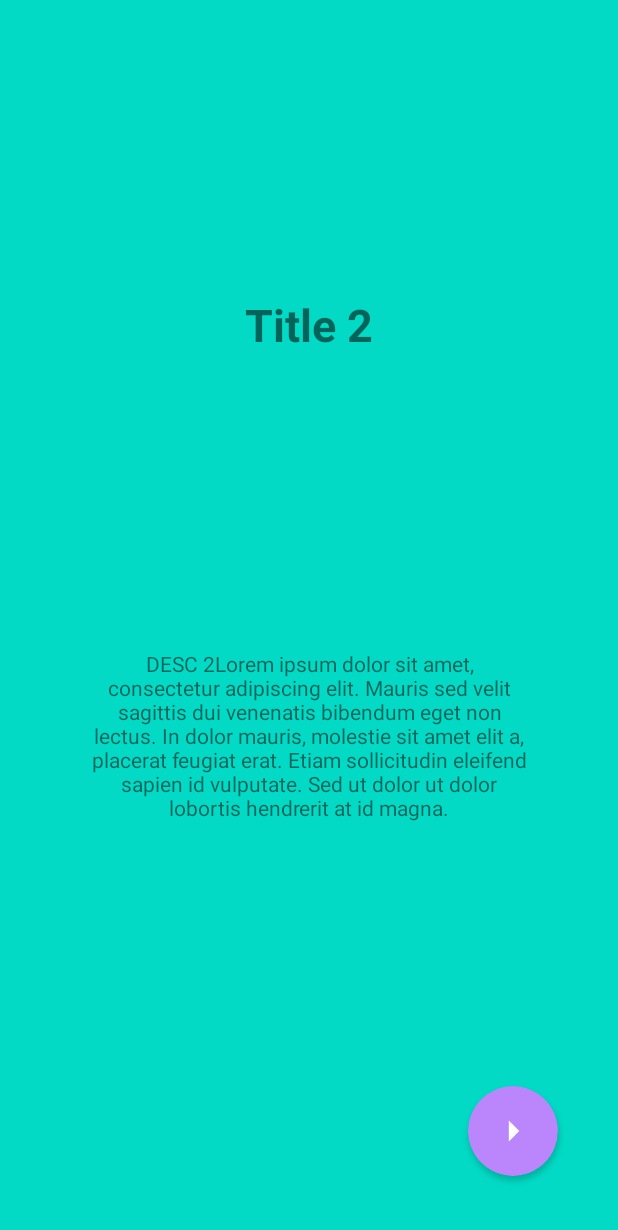
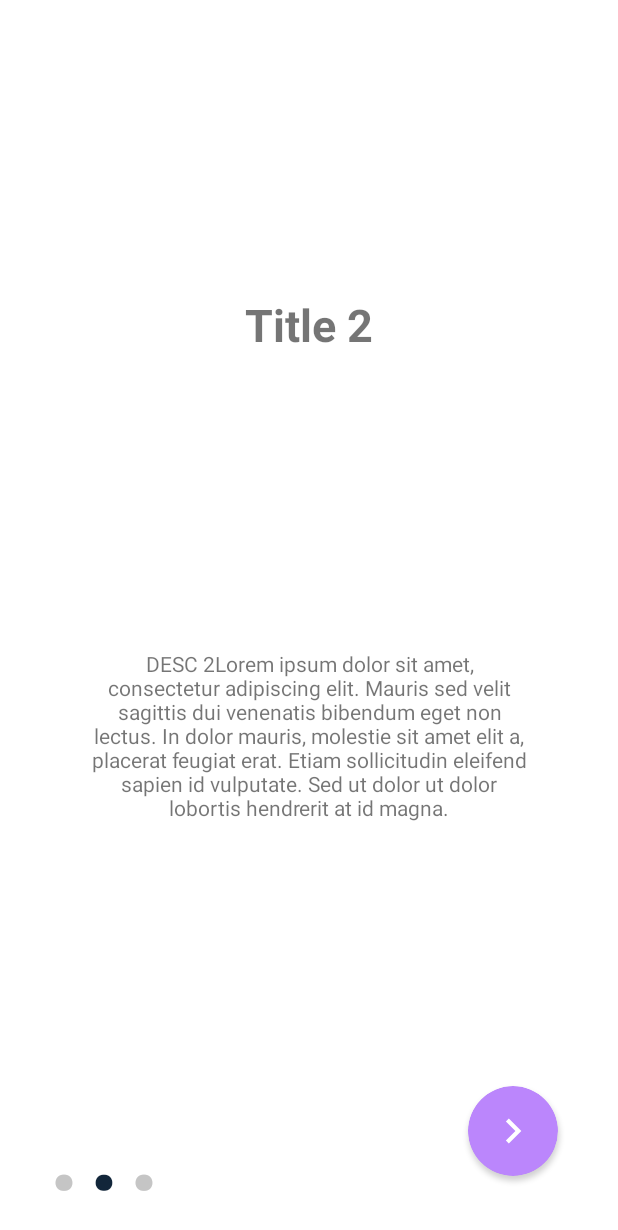
Before and after one commit to SheenAmol141/ParkingManagerDrawer, an Android app: the screen it shows after launch (OnboardingActivity), after a tap on an icon or button, on a phone screen of 412 x 824 dp. Shown: the top 1230 px of the screen. Run offline under Robolectric (Android 15) with nearby library versions, the phone set to English and light mode, and no system bars.

Commit message:
added dots and arrow card button update

```diff
--- a/app/src/main/java/com/sheenjoshuaamol/parkingmanagerdrawer/OnboardingActivity.java
+++ b/app/src/main/java/com/sheenjoshuaamol/parkingmanagerdrawer/OnboardingActivity.java
@@ -1,13 +1,18 @@
 package com.sheenjoshuaamol.parkingmanagerdrawer;
 
 import androidx.appcompat.app.AppCompatActivity;
+import androidx.appcompat.widget.LinearLayoutCompat;
 import androidx.cardview.widget.CardView;
 import androidx.viewpager.widget.ViewPager;
 
 import android.content.Intent;
 import android.os.Bundle;
+import android.text.Html;
 import android.util.Log;
 import android.view.View;
+import android.widget.ImageView;
+import android.widget.LinearLayout;
+import android.widget.TextView;
 
 import com.sheenjoshuaamol.parkingmanagerdrawer.ui.ObAdapter;
 
@@ -17,6 +22,8 @@ public class OnboardingActivity extends AppCompatActivity {
     private ViewPager pager;
 
     CardView nextBT;
+    private LinearLayout dotslayout;
+    private ImageView arrow;
 
 
 
@@ -42,6 +49,7 @@ public class OnboardingActivity extends AppCompatActivity {
                 pager.setCurrentItem(1, true);
             }
         });
+        arrow = findViewById(R.id.arrow);
         pager.addOnPageChangeListener(new ViewPager.OnPageChangeListener() {
 
             @Override
@@ -51,6 +59,14 @@ public class OnboardingActivity extends AppCompatActivity {
 
             @Override
             public void onPageSelected(int position) {
+
+                if (position < 2) {
+                    arrow.setImageResource(R.drawable.baseline_chevron_right_24);
+                } else {
+                    arrow.setImageResource(R.drawable.baseline_keyboard_double_arrow_right_24);
+                }
+
+                dotsFunction(position);
                 nextBT.setOnClickListener(new View.OnClickListener() {
                     @Override
                     public void onClick(View v) {
@@ -72,10 +88,26 @@ public class OnboardingActivity extends AppCompatActivity {
         });
 //NEXTPAGEFUNCITONALITY ---------------------------------------------------------------------------------------------------------------------------------
 
+//DOTS ---------------------------------------------------------------------------------------------------------------------------------
+        dotslayout = findViewById(R.id.dots);
+        dotsFunction(0);
+    }
 
 
-
-
-
+    private void dotsFunction(int pos) {
+        TextView[] dots = new TextView[3];
+            dotslayout.removeAllViews();
+            for (int i = 0; i < dots.length ; i ++) {
+                dots[i] = new TextView(this);
+                dots[i].setText(Html.fromHtml("."));
+                dots[i].setTextColor(getColor(R.color.grey));
+                dots[i].setTextSize(100);
+                dotslayout.addView(dots[i]);
+            }
+            if (dots.length > 0) {
+                dots[pos].setTextColor(getColor(R.color.mainblue));
+                dots[pos].setTextSize(100);
+            }
     }
+    //DOTS ---------------------------------------------------------------------------------------------------------------------------------
 }
--- /dev/null
+++ b/app/src/main/res/drawable/baseline_chevron_right_24.xml
@@ -0,0 +1,5 @@
+<vector android:height="24dp" android:tint="#FFFFFF"
+    android:viewportHeight="24" android:viewportWidth="24"
+    android:width="24dp" xmlns:android="http://schemas.android.com/apk/res/android">
+    <path android:fillColor="@android:color/white" android:pathData="M10,6L8.59,7.41 13.17,12l-4.58,4.59L10,18l6,-6z"/>
+</vector>
--- /dev/null
+++ b/app/src/main/res/drawable/baseline_keyboard_double_arrow_right_24.xml
@@ -0,0 +1,6 @@
+<vector android:height="24dp" android:tint="#FFFFFF"
+    android:viewportHeight="24" android:viewportWidth="24"
+    android:width="24dp" xmlns:android="http://schemas.android.com/apk/res/android">
+    <path android:fillColor="@android:color/white" android:pathData="M6.41,6l-1.41,1.41l4.58,4.59l-4.58,4.59l1.41,1.41l6,-6z"/>
+    <path android:fillColor="@android:color/white" android:pathData="M13,6l-1.41,1.41l4.58,4.59l-4.58,4.59l1.41,1.41l6,-6z"/>
+</vector>
--- a/app/src/main/res/layout/activity_onboarding.xml
+++ b/app/src/main/res/layout/activity_onboarding.xml
@@ -11,7 +11,7 @@
         android:id="@+id/vpOnboard"
         android:layout_width="match_parent"
         android:layout_height="match_parent"
-        android:background="@color/teal_200"
+        android:background="@color/white"
         app:layout_constraintBottom_toBottomOf="parent"
         app:layout_constraintEnd_toEndOf="parent"
         app:layout_constraintHorizontal_bias="0.5"
@@ -33,13 +33,15 @@
         app:layout_constraintEnd_toEndOf="parent">
 
         <ImageView
+            android:id="@+id/arrow"
             android:layout_width="match_parent"
             android:layout_height="match_parent"
             android:padding="13dp"
-            android:src="@drawable/baseline_arrow_right_24"
+            android:src="@drawable/baseline_chevron_right_24"
             app:tint="@color/white" />
     </androidx.cardview.widget.CardView>
-    <androidx.appcompat.widget.LinearLayoutCompat
+    <LinearLayout
+        android:id="@+id/dots"
         android:layout_width="wrap_content"
         android:layout_height="wrap_content"
         android:layout_margin="30dp"
--- a/app/src/main/res/values/colors.xml
+++ b/app/src/main/res/values/colors.xml
@@ -7,4 +7,6 @@
     <color name="teal_700">#FF018786</color>
     <color name="black">#FF000000</color>
     <color name="white">#FFFFFFFF</color>
+    <color name="grey">#C5C5C5</color>
+    <color name="mainblue">#12263a</color>
 </resources>
```
